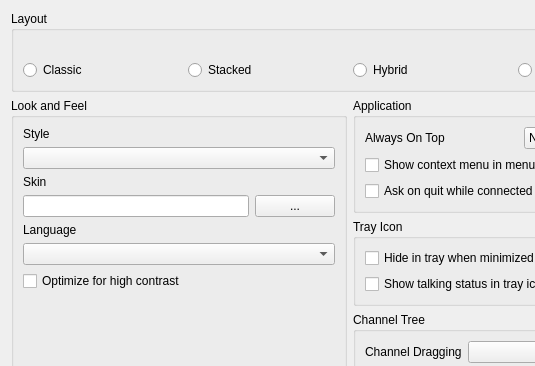
mumble-voip/mumble, file src/mumble/LookConfig.ui: the form before one commit; both pictures show x 0 to 535 and y 0 to 366 of the 700 by 530 pixel window.
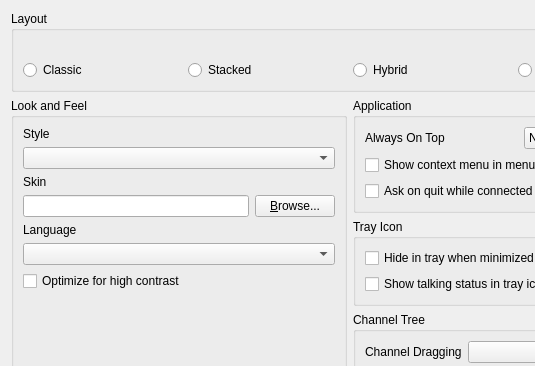
The form after the commit. Icons and pictures are not drawn.

Commit message: Add more keyboard shortcuts in the settings dialog

```diff
--- a/src/mumble/LookConfig.ui
+++ b/src/mumble/LookConfig.ui
@@ -194,7 +194,7 @@
       <item row="3" column="1">
        <widget class="QPushButton" name="qpbSkinFile">
         <property name="text">
-         <string>...</string>
+         <string>&amp;Browse...</string>
         </property>
        </widget>
       </item>
```
Left out of the diff: 2 changed lines with no effect on the pictures. The commit also changes 3 other files.
